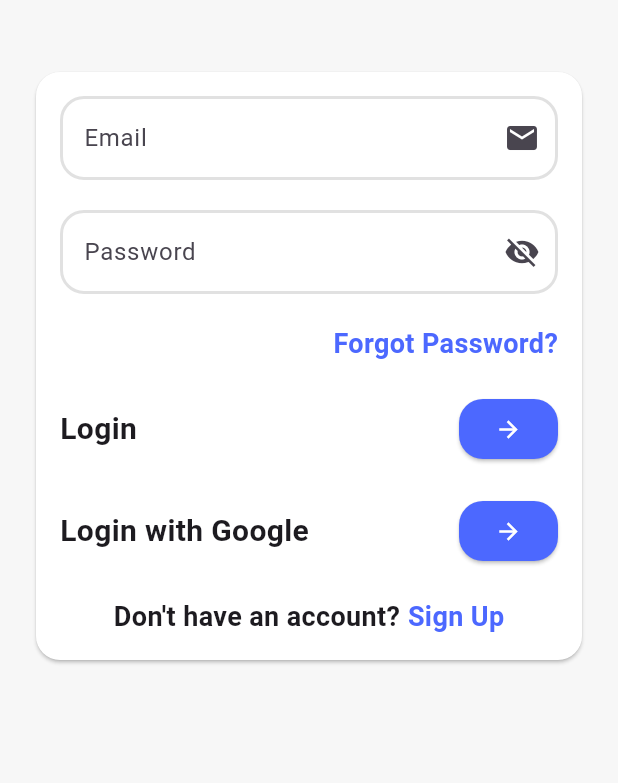
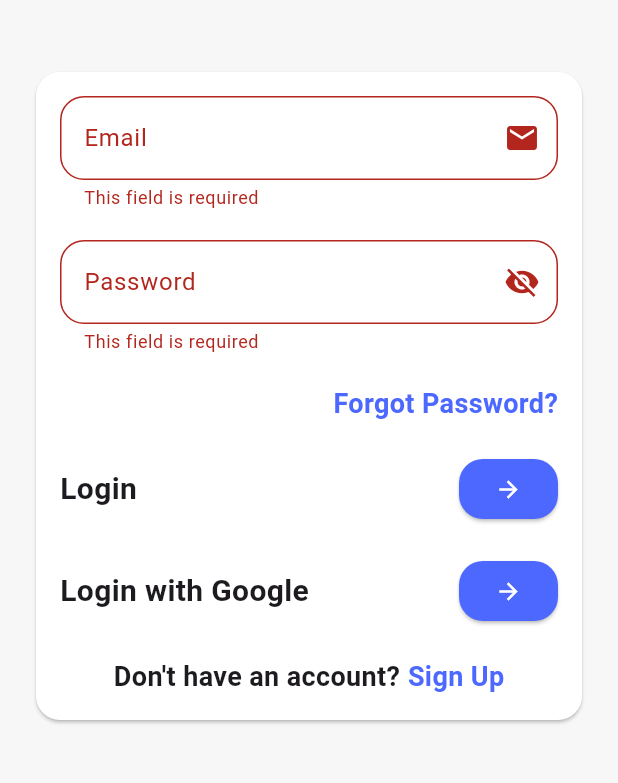
Before and after one commit to salahswidan/E-commerce-App---Admin-WebSite-Using-Supabase, a Flutter app: the LoginView screen opened directly, after a tap on the "arrow forward" icon, on a phone screen of 412 x 824 dp, the part 87-870 px from its top. Run offline on Flutter 3.47's test engine with Material 3 defaults, Android fonts, the phone set to English and light mode, and no system bars; our stand-ins replace bloc, cached_network_image, flutter_bloc, flutter_rating_bar, google_nav_bar, supabase_flutter; accounts and stored records are empty.

Commit message:
test login function with exception

```diff
--- a/lib/view/auth/ui/login_view.dart
+++ b/lib/view/auth/ui/login_view.dart
@@ -1,22 +1,47 @@
+import 'dart:math';
+
 import 'package:flutter/material.dart';
+import 'package:flutter_bloc/flutter_bloc.dart';
 import 'package:our_market/core/app_colors.dart';
+import 'package:our_market/core/components/custom_cicle_progress_indicator.dart';
 import 'package:our_market/view/auth/ui/forget_view.dart';
 import 'package:our_market/view/auth/ui/sign_up_view.dart';
 import 'package:our_market/view/nav_bar/ui/main_home_view.dart';
-
 import '../../../core/functions/navigate_to.dart';
+import '../../../core/functions/show_msg.dart';
+import '../../product_details/ui/logic/cubit/authentication_cubit.dart';
 import 'widget/custom_row_with_arrow_btn.dart';
 import 'widget/custom_text_button.dart';
 import 'widget/custom_text_field.dart';
 
-class LoginView extends StatelessWidget {
+class LoginView extends StatefulWidget {
   const LoginView({super.key});
 
   @override
+  State<LoginView> createState() => _LoginViewState();
+}
+
+class _LoginViewState extends State<LoginView> {
+  final TextEditingController emailController = TextEditingController();
+  final TextEditingController passwordController = TextEditingController();
+  final GlobalKey<FormState> _formKey = GlobalKey<FormState>();
+  @override
   Widget build(BuildContext context) {
+    return BlocConsumer<AuthenticationCubit, AuthenticationState>(
+      listener: (context, state) {
+        if (state is LoginError) {
+          showMsg(context, state.message);
+        }
+      },
+      builder: (context, state) {
+        AuthenticationCubit cubit = context.read<AuthenticationCubit>();
         return Scaffold(
-      body: SafeArea(
+          body: state is LoginLoading
+              ? CustomCircleIndicator()
+              : SafeArea(
                   child: SingleChildScrollView(
+                  child: Form(
+                    key: _formKey,
                     child: Column(
                       children: [
                         const SizedBox(
@@ -24,7 +49,8 @@ class LoginView extends StatelessWidget {
                         ),
                         const Text(
                           "Welcome To Our Market",
-              style: TextStyle(fontSize: 24, fontWeight: FontWeight.bold),
+                          style: TextStyle(
+                              fontSize: 24, fontWeight: FontWeight.bold),
                         ),
                         const SizedBox(
                           height: 24,
@@ -39,7 +65,8 @@ class LoginView extends StatelessWidget {
                             padding: const EdgeInsets.all(16.0),
                             child: Column(
                               children: [
-                    const CustomTextFormField(
+                                CustomTextFormField(
+                                  controller: emailController,
                                   lableText: 'Email',
                                   keyboardType: TextInputType.emailAddress,
                                   suffixIcon: Icon(Icons.email),
@@ -48,6 +75,7 @@ class LoginView extends StatelessWidget {
                                   height: 20,
                                 ),
                                 CustomTextFormField(
+                                  controller: passwordController,
                                   isSecured: true,
                                   lableText: 'Password',
                                   keyboardType: TextInputType.visiblePassword,
@@ -74,16 +102,20 @@ class LoginView extends StatelessWidget {
                                 ),
                                 CustomRowWithArrowBtn(
                                     text: "Login",
-                      onTap: () {},
-                    ),
+                                    onTap: () {
+                                      if (_formKey.currentState!.validate()) {
+                                        cubit.login(
+                                            email: emailController.text,
+                                            password: passwordController.text);
+                                      }
+                                    }),
                                 const SizedBox(
                                   height: 20,
                                 ),
                                 CustomRowWithArrowBtn(
                                   text: "Login with Google",
                                   onTap: () {
-                        naviagteTo(context,
-                         MainHomeView());
+                                    naviagteTo(context, MainHomeView());
                                   },
                                 ),
                                 const SizedBox(
@@ -95,7 +127,8 @@ class LoginView extends StatelessWidget {
                                     const Text(
                                       "Don't have an account?",
                                       style: TextStyle(
-                              fontSize: 18, fontWeight: FontWeight.bold),
+                                          fontSize: 18,
+                                          fontWeight: FontWeight.bold),
                                     ),
                                     SizedBox(
                                       width: 5,
@@ -114,7 +147,18 @@ class LoginView extends StatelessWidget {
                         ),
                       ],
                     ),
+                  ),
                 )),
         );
+      },
+    );
   }
+
+  @override
+  void dispose() {
+    emailController.dispose();
+    passwordController.dispose();
+    super.dispose();
   }
+
+}
--- a/lib/view/auth/ui/widget/custom_text_field.dart
+++ b/lib/view/auth/ui/widget/custom_text_field.dart
@@ -1,4 +1,3 @@
-
 import 'package:flutter/material.dart';
 
 import '../../../../core/app_colors.dart';
@@ -8,16 +7,20 @@ class CustomTextFormField extends StatelessWidget {
     super.key,
     required this.lableText,
     this.suffixIcon,
-    this.isSecured = false, this.keyboardType,
+    this.isSecured = false,
+    this.keyboardType,
+     this.controller,
   });
   final String lableText;
   final Widget? suffixIcon;
   final bool isSecured;
   final TextInputType? keyboardType;
+  final TextEditingController? controller;
 
   @override
   Widget build(BuildContext context) {
     return TextFormField(
+      controller: controller,
       obscureText: isSecured,
       validator: (value) {
         if (value == null || value.isEmpty) {
```
Also changed, not shown: lib/core/functions/show_msg.dart (added, +10 -0 lines), lib/main.dart (+16 -9 lines). Lines whose indentation alone changed are shown as unchanged.
